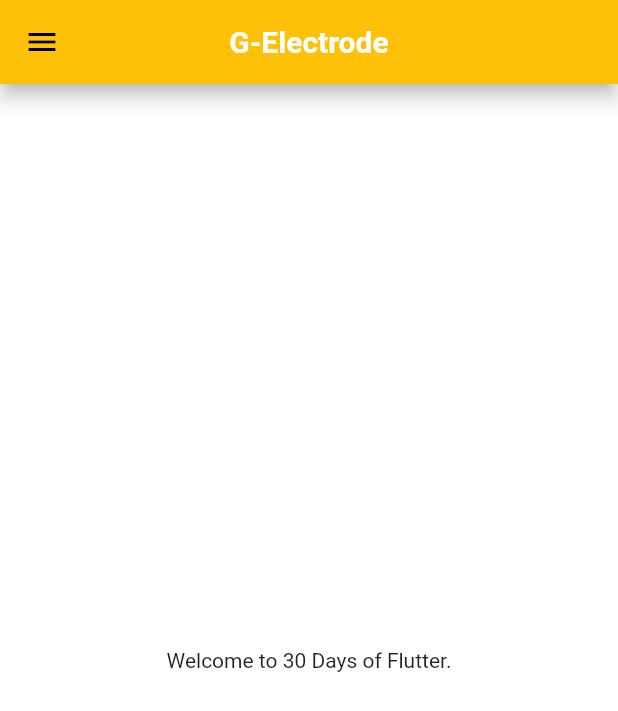
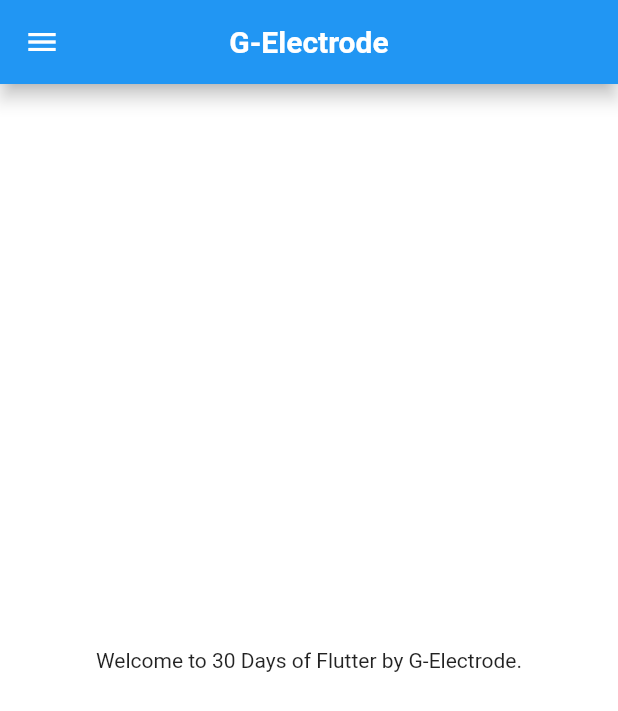
Before and after one commit to MuhammadHaiderSharif/Learning-Flutter, a Flutter app: the screen it shows after launch, on a phone screen of 412 x 824 dp. Shown: the top 711 px of the screen. Run offline on Flutter 3.47's test engine with Material 2 defaults, Android fonts, the phone set to English and light mode, and no system bars.

Commit message:
Day 2 completed

```diff
--- a/lib/homepage.dart
+++ b/lib/homepage.dart
@@ -17,7 +17,7 @@ class Homepage extends StatelessWidget {
       ),
       body: Center(
         child: Container(
-          child: Text("Welcome to 30 Days of Flutter."),
+          child: Text("Welcome to 30 Days of Flutter by G-Electrode."),
         ),
       ),
       drawer: Drawer(),
--- a/lib/main.dart
+++ b/lib/main.dart
@@ -14,7 +14,7 @@ class MyApp extends StatelessWidget {
       debugShowCheckedModeBanner: false,
       title: 'Flutter Tutorial',
       theme: ThemeData(
-        primarySwatch: Colors.amber,
+        primarySwatch: Colors.blue,
       ),
       home: Homepage(),
     );
```
